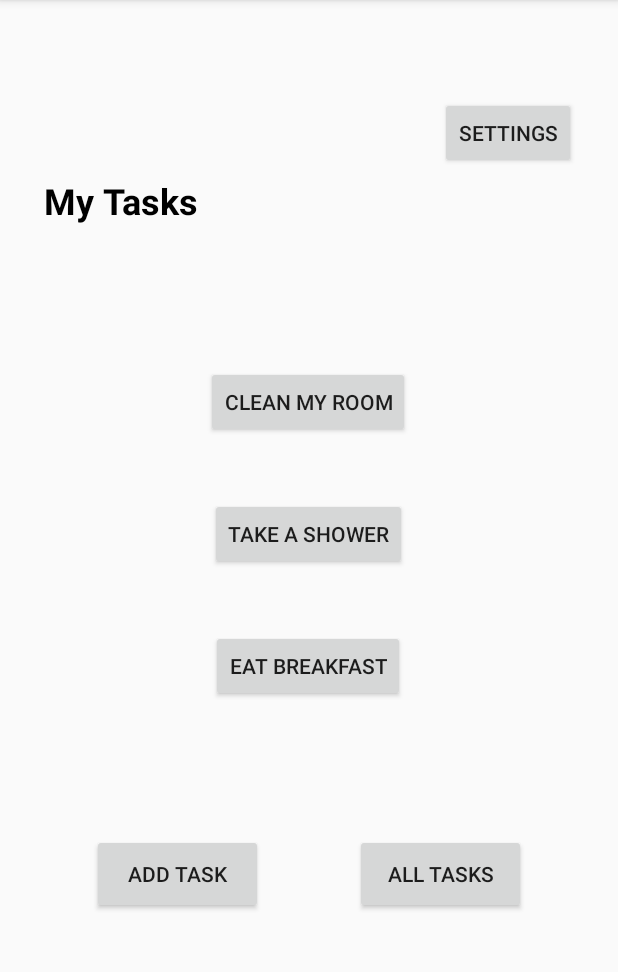
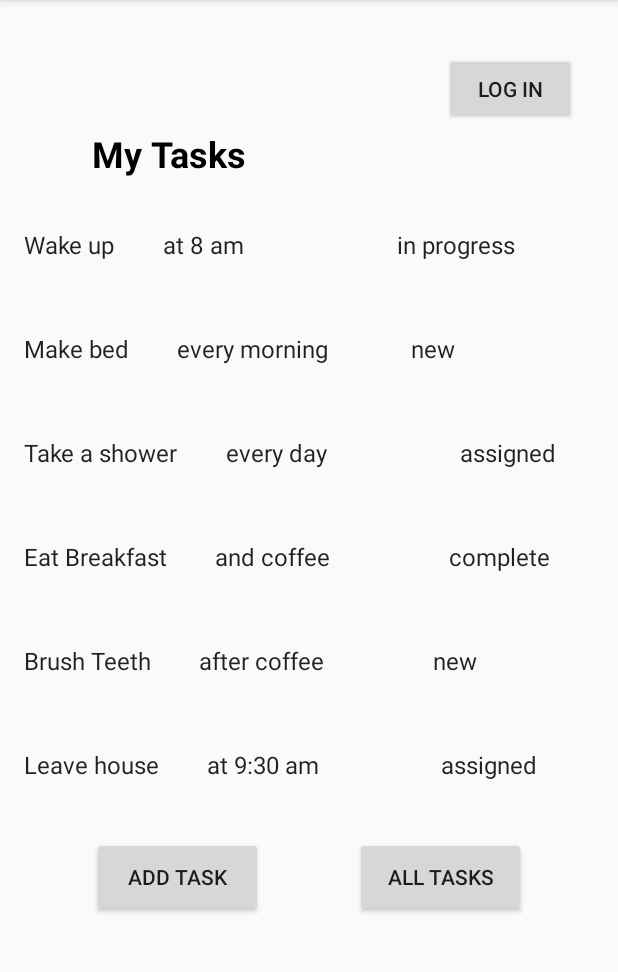
Before and after one commit to daesy13/taskmaster, an Android app: the screen it shows after launch (MainActivity), on a phone screen of 412 x 824 dp, the part 84-1056 px from its top. Run offline under Robolectric (Android 15) with nearby library versions, the phone set to English and light mode, and no system bars.

Commit message:
lab 28 completed

```diff
--- a/app/build.gradle
+++ b/app/build.gradle
@@ -23,6 +23,8 @@ dependencies {
     implementation fileTree(dir: 'libs', include: ['*.jar'])
     implementation 'androidx.appcompat:appcompat:1.0.2'
     implementation 'androidx.constraintlayout:constraintlayout:1.1.3'
+    implementation 'androidx.legacy:legacy-support-v4:1.0.0'
+    implementation 'androidx.recyclerview:recyclerview:1.0.0'
     testImplementation 'junit:junit:4.12'
     androidTestImplementation 'androidx.test.ext:junit:1.1.0'
     androidTestImplementation 'androidx.test.espresso:espresso-core:3.1.1'
--- /dev/null
+++ b/app/src/main/java/com/daesy/taskmaster/MyTaskRecyclerViewAdapter.java
@@ -0,0 +1,88 @@
+package com.daesy.taskmaster;
+
+import androidx.recyclerview.widget.RecyclerView;
+
+import android.content.Context;
+import android.content.Intent;
+import android.view.LayoutInflater;
+import android.view.View;
+import android.view.ViewGroup;
+import android.widget.TextView;
+
+import com.daesy.taskmaster.TaskFragment.OnListFragmentInteractionListener;
+//import com.daesy.taskmaster.dummy.DummyContent.DummyItem;
+
+import java.util.List;
+
+/**
+ * {@link RecyclerView.Adapter} that can display a {@link DummyItem} and makes a call to the
+ * specified {@link OnListFragmentInteractionListener}.
+ * TODO: Replace the implementation with code for your data type.
+ */
+public class MyTaskRecyclerViewAdapter extends RecyclerView.Adapter<MyTaskRecyclerViewAdapter.ViewHolder> {
+
+    private final List<Task> mValues;
+    private final OnListFragmentInteractionListener mListener;
+    private final Context mContext;
+
+    public MyTaskRecyclerViewAdapter(List<Task> items, OnListFragmentInteractionListener listener, Context context) {
+        mValues = items;
+        mListener = listener;
+        mContext = context;
+    }
+
+    // Creates a new row
+    @Override
+    public ViewHolder onCreateViewHolder(ViewGroup parent, int viewType) {
+        View view = LayoutInflater.from(parent.getContext())
+                .inflate(R.layout.fragment_task, parent, false);
+        return new ViewHolder(view);
+    }
+
+
+    // Given the holder and the position index, fill in that view with the right data for that position
+    @Override
+    public void onBindViewHolder(final ViewHolder holder, final int position) {
+        holder.mItem = mValues.get(position);
+        holder.mTitleView.setText(mValues.get(position).getTitle());
+        holder.mBodyView.setText(mValues.get(position).getBody());
+        holder.mStateView.setText(mValues.get(position).getState());
+
+        holder.mView.setOnClickListener(new View.OnClickListener() {
+            @Override
+            public void onClick(View v) {
+                Context context = v.getContext();
+                Intent i = new Intent(mContext, TaskDetail.class);
+
+                i.putExtra("task", mValues.get(position).title);
+                mContext.startActivity(i);
+            }
+        });
+    }
+
+    @Override
+    public int getItemCount() {
+        return mValues.size();
+    }
+
+    public class ViewHolder extends RecyclerView.ViewHolder {
+        public final View mView;
+        public final TextView mTitleView;
+        public final TextView mBodyView;
+        public final TextView mStateView;
+        public Task mItem;
+
+        public ViewHolder(View view) {
+            super(view);
+            mView = view;
+            mTitleView = (TextView) view.findViewById(R.id.title);
+            mBodyView = (TextView) view.findViewById(R.id.body);
+            mStateView = view.findViewById(R.id.state);
+        }
+
+        @Override
+        public String toString() {
+            return super.toString() + " '" + mBodyView.getText() + "'";
+        }
+    }
+}
--- /dev/null
+++ b/app/src/main/java/com/daesy/taskmaster/Task.java
@@ -0,0 +1,37 @@
+package com.daesy.taskmaster;
+
+public class Task {
+    public String title;
+    public String body;
+    public String state;
+
+    public Task(String title, String body, String state) {
+        this.title = title;
+        this.body = body;
+        this.state = state;
+    }
+
+    public String getTitle() {
+        return title;
+    }
+
+    public void setTitle(String title) {
+        this.title = title;
+    }
+
+    public String getBody() {
+        return body;
+    }
+
+    public void setBody(String body) {
+        this.body = body;
+    }
+
+    public String getState() {
+        return state;
+    }
+
+    public void setState(String state) {
+        this.state = state;
+    }
+}
--- /dev/null
+++ b/app/src/main/java/com/daesy/taskmaster/TaskFragment.java
@@ -0,0 +1,120 @@
+package com.daesy.taskmaster;
+
+import android.content.Context;
+import android.os.Bundle;
+
+import androidx.fragment.app.Fragment;
+import androidx.recyclerview.widget.GridLayoutManager;
+import androidx.recyclerview.widget.LinearLayoutManager;
+import androidx.recyclerview.widget.RecyclerView;
+
+import android.view.LayoutInflater;
+import android.view.View;
+import android.view.ViewGroup;
+
+import com.daesy.taskmaster.dummy.DummyContent;
+import com.daesy.taskmaster.dummy.DummyContent.DummyItem;
+
+import java.util.ArrayList;
+import java.util.List;
+
+/**
+ * A fragment representing a list of Items.
+ * <p/>
+ * Activities containing this fragment MUST implement the {@link OnListFragmentInteractionListener}
+ * interface.
+ */
+public class TaskFragment extends Fragment {
+
+    // TODO: Customize parameter argument names
+    private static final String ARG_COLUMN_COUNT = "column-count";
+    // TODO: Customize parameters
+    private int mColumnCount = 1;
+    private OnListFragmentInteractionListener mListener;
+
+    /**
+     * Mandatory empty constructor for the fragment manager to instantiate the
+     * fragment (e.g. upon screen orientation changes).
+     */
+    public TaskFragment() {
+    }
+
+    // TODO: Customize parameter initialization
+    @SuppressWarnings("unused")
+    public static TaskFragment newInstance(int columnCount) {
+        TaskFragment fragment = new TaskFragment();
+        Bundle args = new Bundle();
+        args.putInt(ARG_COLUMN_COUNT, columnCount);
+        fragment.setArguments(args);
+        return fragment;
+    }
+
+    @Override
+    public void onCreate(Bundle savedInstanceState) {
+        super.onCreate(savedInstanceState);
+
+        if (getArguments() != null) {
+            mColumnCount = getArguments().getInt(ARG_COLUMN_COUNT);
+        }
+    }
+
+    @Override
+    public View onCreateView(LayoutInflater inflater, ViewGroup container,
+                             Bundle savedInstanceState) {
+        View view = inflater.inflate(R.layout.fragment_task_list, container, false);
+
+        // Set the adapter
+        if (view instanceof RecyclerView) {
+            Context context = view.getContext();
+            RecyclerView recyclerView = (RecyclerView) view;
+            if (mColumnCount <= 1) {
+                recyclerView.setLayoutManager(new LinearLayoutManager(context));
+            } else {
+                recyclerView.setLayoutManager(new GridLayoutManager(context, mColumnCount));
+            }
+            List<Task> listOfTasks = new ArrayList<>();
+            listOfTasks.add(new Task("Wake up", "at 8 am", "in progress"));
+            listOfTasks.add(new Task("Make bed", "every morning", "new"));
+            listOfTasks.add(new Task("Take a shower", "every day", "assigned"));
+            listOfTasks.add(new Task("Eat Breakfast", "and coffee", "complete"));
+            listOfTasks.add(new Task("Brush Teeth", "after coffee", "new"));
+            listOfTasks.add(new Task("Leave house", "at 9:30 am", "assigned"));
+            listOfTasks.add(new Task("Take the bus", "at 9:45 am", "in progress"));
+            recyclerView.setAdapter(new MyTaskRecyclerViewAdapter(listOfTasks, null, context));
+        }
+        return view;
+    }
+
+
+    @Override
+    public void onAttach(Context context) {
+        super.onAttach(context);
+        if (context instanceof OnListFragmentInteractionListener) {
+            mListener = (OnListFragmentInteractionListener) context;
+        } else {
+//            throw new RuntimeException(context.toString()
+//                    + " must implement OnListFragmentInteractionListener");
+        }
+    }
+
+    @Override
+    public void onDetach() {
+        super.onDetach();
+        mListener = null;
+    }
+
+    /**
+     * This interface must be implemented by activities that contain this
+     * fragment to allow an interaction in this fragment to be communicated
+     * to the activity and potentially other fragments contained in that
+     * activity.
+     * <p/>
+     * See the Android Training lesson <a href=
+     * "http://developer.android.com/training/basics/fragments/communicating.html"
+     * >Communicating with Other Fragments</a> for more information.
+     */
+    public interface OnListFragmentInteractionListener {
+        // TODO: Update argument type and name
+        void onListFragmentInteraction(DummyItem item);
+    }
+}
--- a/app/src/main/res/layout/activity_main.xml
+++ b/app/src/main/res/layout/activity_main.xml
@@ -15,67 +15,31 @@
         android:textSize="24sp"
         android:textStyle="bold"
         app:layout_constraintBottom_toBottomOf="parent"
-        app:layout_constraintHorizontal_bias="0.197"
+        app:layout_constraintHorizontal_bias="0.414"
         app:layout_constraintLeft_toLeftOf="parent"
         app:layout_constraintRight_toRightOf="parent"
         app:layout_constraintTop_toTopOf="parent"
-        app:layout_constraintVertical_bias="0.16" />
+        app:layout_constraintVertical_bias="0.117" />
 
     <Button
         android:id="@+id/button"
         android:layout_width="114dp"
         android:layout_height="53dp"
-        android:layout_marginTop="88dp"
         android:text="ADD TASK"
         app:layout_constraintEnd_toStartOf="@+id/button2"
         app:layout_constraintHorizontal_bias="0.548"
         app:layout_constraintStart_toStartOf="parent"
-        app:layout_constraintTop_toBottomOf="@+id/button7" />
+        app:layout_constraintTop_toBottomOf="@+id/recyclerView" />
 
     <Button
         android:id="@+id/button2"
         android:layout_width="114dp"
         android:layout_height="53dp"
-        android:layout_marginTop="88dp"
         android:text="All tasks"
         app:layout_constraintEnd_toEndOf="parent"
         app:layout_constraintHorizontal_bias="0.5"
         app:layout_constraintStart_toEndOf="@+id/button"
-        app:layout_constraintTop_toBottomOf="@+id/button7" />
-
-    <Button
-        android:id="@+id/button5"
-        android:layout_width="wrap_content"
-        android:layout_height="wrap_content"
-        android:text="Clean my Room"
-        app:layout_constraintBottom_toBottomOf="parent"
-        app:layout_constraintEnd_toEndOf="parent"
-        app:layout_constraintHorizontal_bias="0.498"
-        app:layout_constraintStart_toStartOf="parent"
-        app:layout_constraintTop_toTopOf="parent"
-        app:layout_constraintVertical_bias="0.339" />
-
-    <Button
-        android:id="@+id/button6"
-        android:layout_width="wrap_content"
-        android:layout_height="wrap_content"
-        android:layout_marginTop="40dp"
-        android:text="Take a Shower"
-        app:layout_constraintEnd_toEndOf="parent"
-        app:layout_constraintHorizontal_bias="0.498"
-        app:layout_constraintStart_toStartOf="parent"
-        app:layout_constraintTop_toBottomOf="@+id/button5" />
-
-    <Button
-        android:id="@+id/button7"
-        android:layout_width="wrap_content"
-        android:layout_height="wrap_content"
-        android:layout_marginTop="40dp"
-        android:text="Eat Breakfast"
-        app:layout_constraintEnd_toEndOf="parent"
-        app:layout_constraintHorizontal_bias="0.498"
-        app:layout_constraintStart_toStartOf="parent"
-        app:layout_constraintTop_toBottomOf="@+id/button6" />
+        app:layout_constraintTop_toBottomOf="@+id/recyclerView" />
 
     <Button
         android:id="@+id/button8"
@@ -83,12 +47,33 @@
         android:layout_height="wrap_content"
         android:layout_marginEnd="28dp"
         android:layout_marginRight="28dp"
-        android:text="Settings"
+        android:text="Log in"
         app:layout_constraintBottom_toBottomOf="parent"
         app:layout_constraintEnd_toEndOf="parent"
         app:layout_constraintHorizontal_bias="1.0"
         app:layout_constraintStart_toStartOf="parent"
         app:layout_constraintTop_toTopOf="parent"
-        app:layout_constraintVertical_bias="0.09" />
+        app:layout_constraintVertical_bias="0.049" />
+
+    <androidx.recyclerview.widget.RecyclerView
+        android:id="@+id/recyclerView"
+        android:layout_width="408dp"
+        android:layout_height="422dp"
+        android:layout_marginTop="16dp"
+        app:layout_constraintEnd_toEndOf="parent"
+        app:layout_constraintStart_toStartOf="parent"
+        app:layout_constraintTop_toBottomOf="@+id/textView3" />
+
+    <fragment
+        android:id="@+id/fragment"
+        android:name="com.daesy.taskmaster.TaskFragment"
+        android:layout_width="0dp"
+        android:layout_height="0dp"
+        android:layout_marginTop="16dp"
+        android:layout_marginBottom="16dp"
+        app:layout_constraintBottom_toTopOf="@+id/button2"
+        app:layout_constraintEnd_toEndOf="parent"
+        app:layout_constraintStart_toStartOf="parent"
+        app:layout_constraintTop_toBottomOf="@+id/textView3" />
 
 </androidx.constraintlayout.widget.ConstraintLayout>
--- /dev/null
+++ b/app/src/main/res/layout/fragment_task.xml
@@ -0,0 +1,28 @@
+<?xml version="1.0" encoding="utf-8"?>
+<LinearLayout xmlns:android="http://schemas.android.com/apk/res/android"
+    android:layout_width="wrap_content"
+    android:layout_height="wrap_content"
+    android:orientation="horizontal">
+
+    <TextView
+        android:id="@+id/title"
+        android:layout_width="wrap_content"
+        android:layout_height="wrap_content"
+        android:layout_margin="@dimen/text_margin"
+        android:textAppearance="?attr/textAppearanceListItem" />
+
+    <TextView
+        android:id="@+id/body"
+        android:layout_width="124dp"
+        android:layout_height="37dp"
+        android:layout_margin="@dimen/text_margin"
+        android:textAppearance="?attr/textAppearanceListItem" />
+
+    <TextView
+        android:id="@+id/state"
+        android:layout_width="0dp"
+        android:layout_height="wrap_content"
+        android:layout_margin="@dimen/text_margin"
+        android:layout_weight="1"
+        android:textAppearance="?attr/textAppearanceListItem" />
+</LinearLayout>
--- /dev/null
+++ b/app/src/main/res/layout/fragment_task_list.xml
@@ -0,0 +1,13 @@
+<?xml version="1.0" encoding="utf-8"?>
+<androidx.recyclerview.widget.RecyclerView xmlns:android="http://schemas.android.com/apk/res/android"
+    xmlns:app="http://schemas.android.com/apk/res-auto"
+    xmlns:tools="http://schemas.android.com/tools"
+    android:id="@+id/list"
+    android:name="com.daesy.taskmaster.TaskFragment"
+    android:layout_width="match_parent"
+    android:layout_height="match_parent"
+    android:layout_marginLeft="16dp"
+    android:layout_marginRight="16dp"
+    app:layoutManager="LinearLayoutManager"
+    tools:context=".TaskFragment"
+    tools:listitem="@layout/fragment_task" />
--- /dev/null
+++ b/app/src/main/res/values/dimens.xml
@@ -0,0 +1,4 @@
+<?xml version="1.0" encoding="utf-8"?>
+<resources>
+    <dimen name="text_margin">16dp</dimen>
+</resources>
```
Also changed, not shown: app/src/main/java/com/daesy/taskmaster/MainActivity.java (+53 -53 lines), app/src/main/java/com/daesy/taskmaster/TaskDetail.java (+27 -23 lines), app/src/main/java/com/daesy/taskmaster/dummy/DummyContent.java (added, +72 -0 lines), 2 other files.
